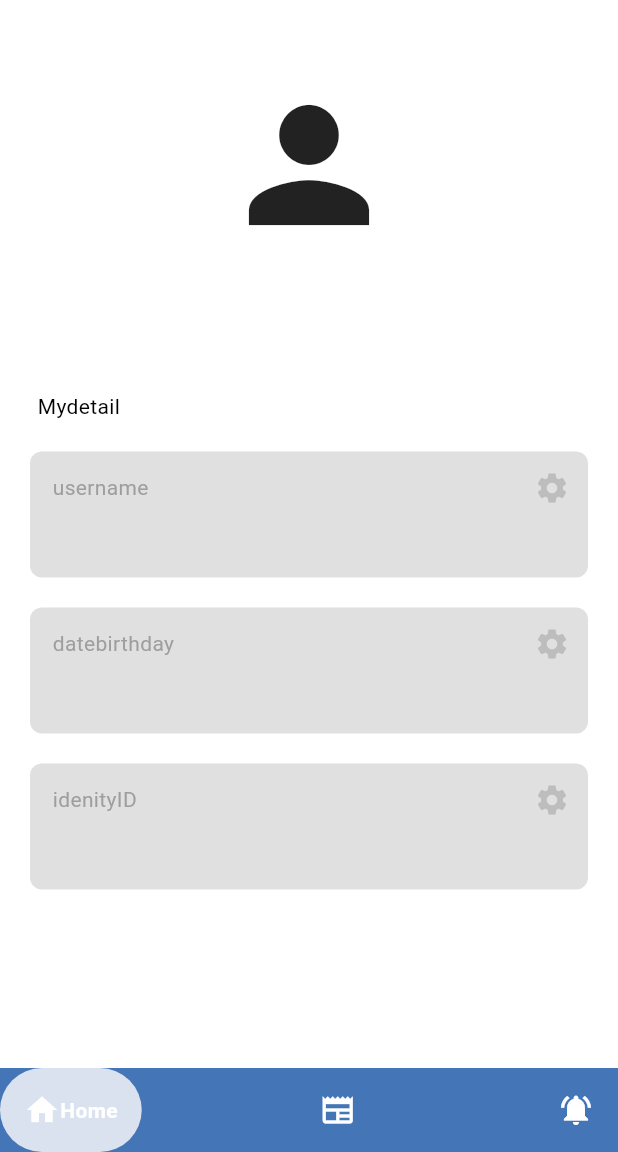
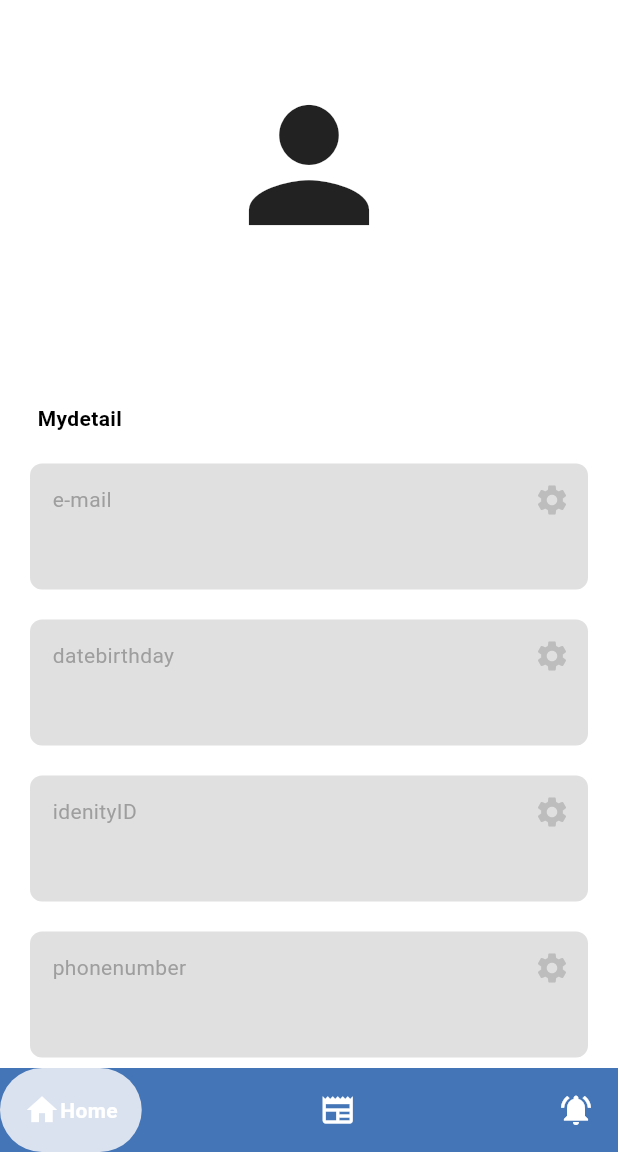
Before and after one commit to Niggy1980/citizen2, a Flutter app: the ProfilePage screen opened by its route, on a phone screen of 412 x 824 dp, the part 84-1236 px from its top. Run offline on Flutter 3.47's test engine with Material 3 defaults, Android fonts, the phone set to English and light mode, and no system bars; drawn by our look-alikes of google_nav_bar; our stand-ins replace cloud_firestore, file_picker, firebase_core, firebase_storage, fluttertoast, image_picker; missing offline and left inert: dart:html, dart:js; accounts and stored records are empty.

Commit message:
finish HomePage.dart

```diff
--- a/lib/feature/USER/presentation/Homepage/ProfilePage.dart
+++ b/lib/feature/USER/presentation/Homepage/ProfilePage.dart
@@ -10,7 +10,7 @@ String Email ="";
 String Username ="";
 String Datebirth ="";
 String Idenityid ="";
-
+String Phonenum ="";
 
 class Firebaseinfo extends StatefulWidget {
   const Firebaseinfo({super.key});
@@ -52,6 +52,7 @@ class _ProfilePageState extends State<ProfilePage> {
             Username = data['firstname'];
             Datebirth = data['datebirth'];
             Idenityid = data['idenityid'];
+            Phonenum = data['phonenumber'];
             // print(Username);
           });
         }
@@ -87,7 +88,7 @@ class _ProfilePageState extends State<ProfilePage> {
         title: Center (child:Image(image: AssetImage ('assets/image/citizenicon.png'),width: 50,)),
         backgroundColor: Color.fromRGBO(68, 117, 182, 1.0),
       ),
-      body: ListView(
+      body: Column(
         children: [
           const SizedBox(height: 50),
           const Icon(
@@ -95,21 +96,23 @@ class _ProfilePageState extends State<ProfilePage> {
             size: 120,
           ),
           const SizedBox(height: 20),
-          Text(Email,
+          Text(Username,
               textAlign: TextAlign.center,
-              style:TextStyle(color: Colors.black)),
+              style:TextStyle(color: Colors.black,fontSize: 20,fontWeight: FontWeight.bold)),
           const SizedBox(height: 50),
           Padding(padding: const EdgeInsets.only(left: 25.0),
-            child: Text('Mydetail', style: TextStyle(color:Colors.black ),) ,
+            child: Align(
+              alignment: Alignment.centerLeft,
+              child:Text('Mydetail', style: TextStyle(color:Colors.black,fontWeight: FontWeight.bold),),
+            ),
           ),
-
-          //username
-
-          MyTextBox(text: Username, sectionName: 'username',),
+          MyTextBox(text: Email, sectionName: 'e-mail',),
 
           MyTextBox(text: Datebirth, sectionName: 'datebirthday',),
 
           MyTextBox(text: Idenityid, sectionName: 'idenityID',),
+
+          MyTextBox(text: Phonenum, sectionName: 'phonenumber',),
         ],
       ),
     );
```
Also changed, not shown: lib/feature/USER/presentation/Homepage/HomePage.dart (+50 -7 lines), lib/feature/USER/presentation/Homepage/NewsPage.dart (+0 -9 lines).
